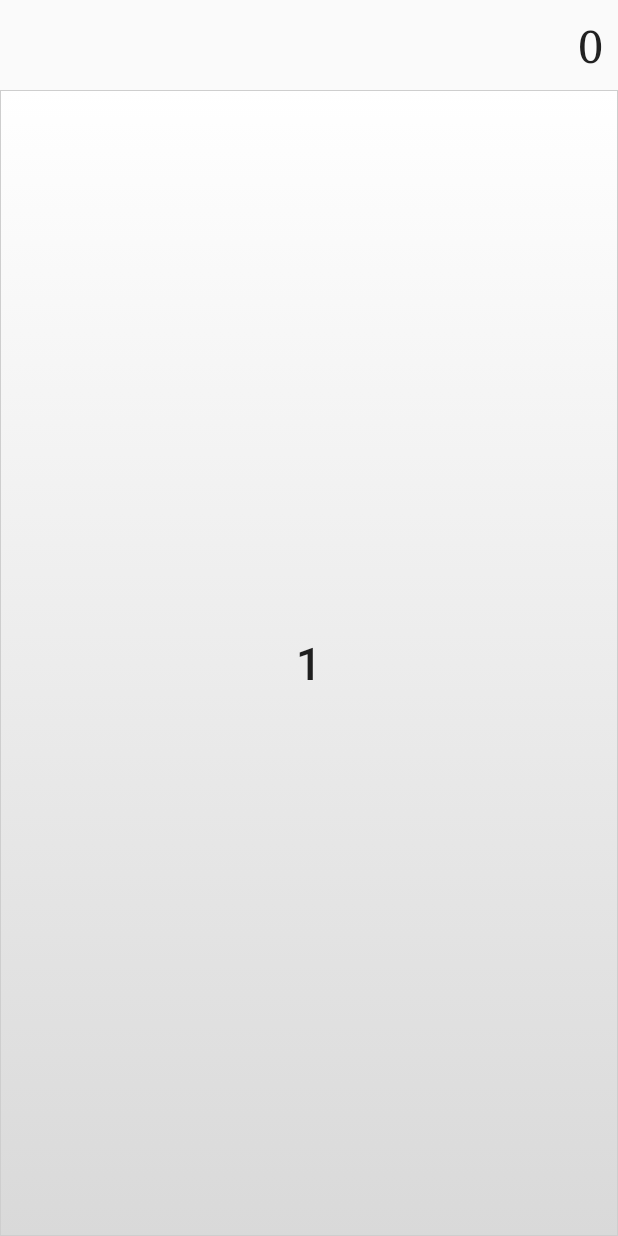
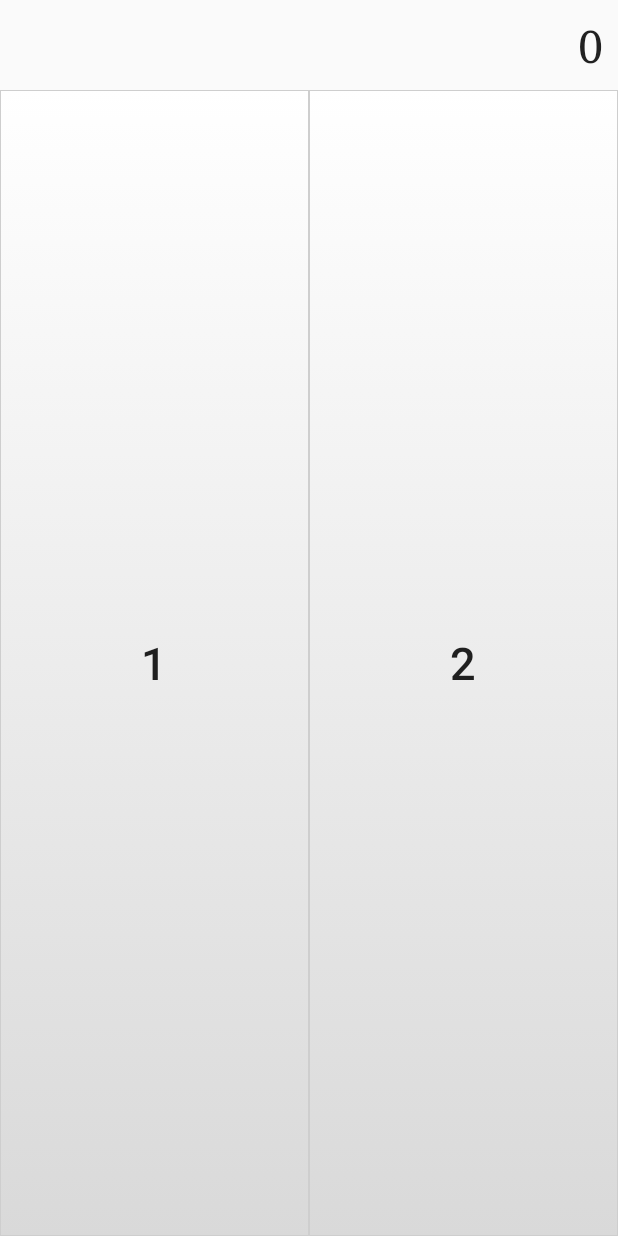
Before and after one commit to Rekamux/GWCCalculator, an Android app: the screen it shows after launch (MainActivity), on a phone screen of 412 x 824 dp. Run offline under Robolectric (Android 15) with nearby library versions, the phone set to English and light mode, and no system bars.

Commit message:
Exercise 1
Added a second button "2" that will add 2 to the result when clicked

```diff
--- a/app/src/main/java/com/gwc/ax/gwccalculator/MainActivity.java
+++ b/app/src/main/java/com/gwc/ax/gwccalculator/MainActivity.java
@@ -10,7 +10,7 @@ import android.widget.TextView;
 public class MainActivity extends AppCompatActivity
 {
     // IDs of all the numeric buttons
-    private int[] numericButtons = {R.id.buttonOne}; // The other numeric buttons will be added later
+    private int[] numericButtons = {R.id.buttonOne, R.id.buttonTwo}; // The other numeric buttons will be added later
     // IDs of all the operator buttons
     private int[] operatorButtons = {}; // They will be added later
     // TextView used to display the output
--- a/app/src/main/res/layout/activity_main.xml
+++ b/app/src/main/res/layout/activity_main.xml
@@ -36,6 +36,14 @@
                 android:background="@drawable/button"
                 android:id="@+id/buttonOne"
                 android:text="1" />
+            <Button
+                android:layout_width="0dp"
+                android:layout_height="match_parent"
+                android:layout_weight="1"
+                android:textSize="30sp"
+                android:background="@drawable/button"
+                android:id="@+id/buttonTwo"
+                android:text="2" />
         </LinearLayout>
     </LinearLayout>
 </RelativeLayout>
```
